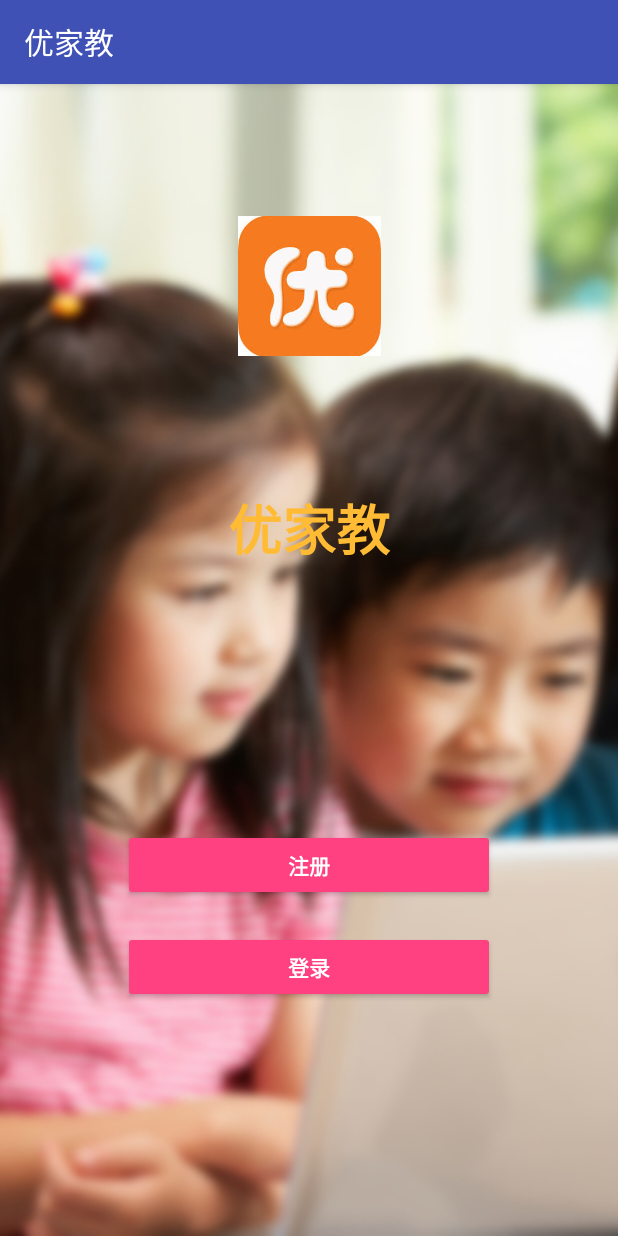
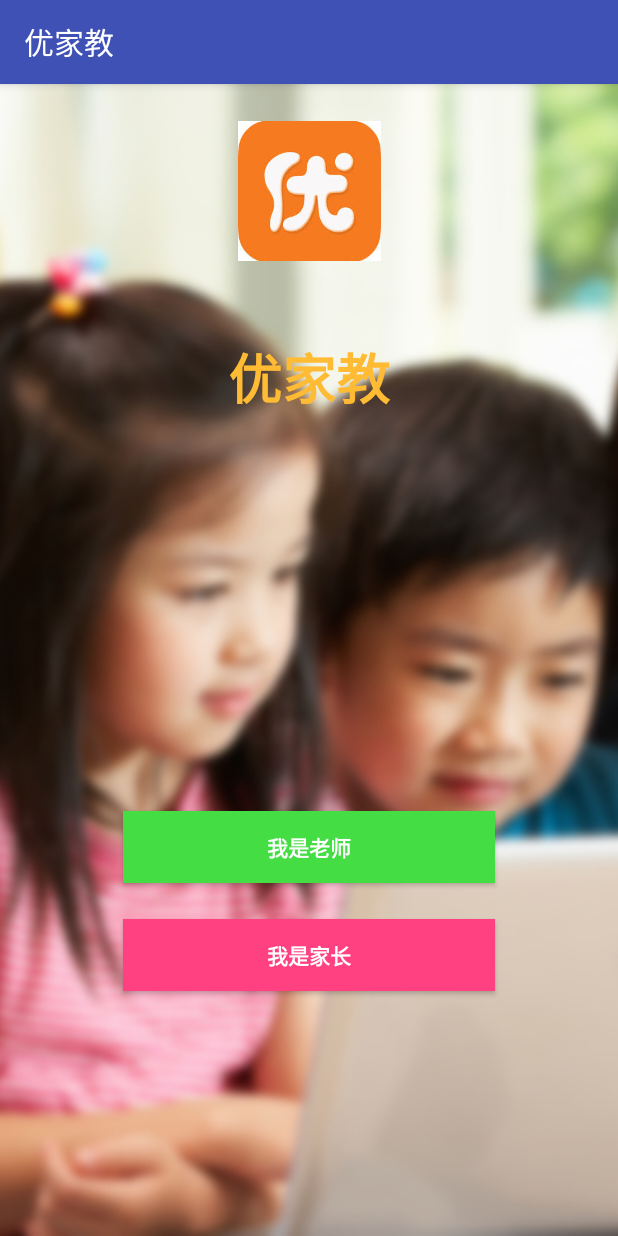
Before and after one commit to dong-jy/FamilyTutorService, an Android app: the screen it shows after launch (MainActivity), on a phone screen of 412 x 824 dp. Run offline under Robolectric (Android 15) with nearby library versions, the phone set to English and light mode, and no system bars.

Commit message:
translate to chinese, route to REG/LOG activity

```diff
--- a/app/src/main/java/com/djy/familyedu/MainActivity.java
+++ b/app/src/main/java/com/djy/familyedu/MainActivity.java
@@ -1,12 +1,10 @@
 package com.djy.familyedu;
 
 import android.content.Intent;
-import android.net.Uri;
 import android.os.Bundle;
 import android.support.v7.app.AppCompatActivity;
 import android.view.View;
 import android.widget.Button;
-import android.widget.Toast;
 
 /**
  * Created by djy-ubuntu16 on 9/23/17.
@@ -18,22 +16,19 @@ public class MainActivity extends AppCompatActivity {
         super.onCreate(savedInstanceState);
         setContentView(R.layout.activity_main);
         // ATTENTION: This was auto-generated to handle app links.
-        Intent appLinkIntent = getIntent();
-        String appLinkAction = appLinkIntent.getAction();
-        Uri appLinkData = appLinkIntent.getData();
 
-        final Button regButton = findViewById(R.id.button_register);
-        regButton.setOnClickListener(new View.OnClickListener(){
+        final Button teacherButton = findViewById(R.id.button_teacher);
+        teacherButton.setOnClickListener(new View.OnClickListener(){
             @Override
             public void onClick(View v) {
-                startActivity(new Intent(MainActivity.this, RegisterActivity.class));
+                startActivity(new Intent(MainActivity.this, RegLogActivity.class));
             }
         });
 
-        final Button loginButton = findViewById(R.id.button_login);
-        loginButton.setOnClickListener(new View.OnClickListener(){
+        final Button parentButton = findViewById(R.id.button_parent);
+        parentButton.setOnClickListener(new View.OnClickListener(){
             public void onClick(View v) {
-                startActivity(new Intent(MainActivity.this, LoginActivity.class));
+                startActivity(new Intent(MainActivity.this, RegLogActivity.class));
             }
         });
     }
--- a/app/src/main/res/layout/activity_main.xml
+++ b/app/src/main/res/layout/activity_main.xml
@@ -64,6 +64,7 @@
         app:layout_constraintLeft_toLeftOf="@+id/leftGuideline"
         app:layout_constraintStart_toStartOf="@+id/leftGuideline"
         app:layout_constraintTop_toTopOf="@+id/bgImg"
+        app:layout_constraintVertical_bias="0.19999999"
         app:srcCompat="@drawable/logo"
         tools:layout_constraintBottom_creator="1"
         tools:layout_constraintLeft_creator="1"
@@ -73,9 +74,7 @@
         android:id="@+id/title"
         android:layout_width="0dp"
         android:layout_height="152dp"
-        android:layout_marginEnd="15dp"
-        android:layout_marginStart="16dp"
-        android:layout_marginTop="181dp"
+        android:layout_marginTop="144dp"
         android:fontFamily="cursive"
         android:shadowColor="@android:color/background_dark"
         android:text="优家教"
@@ -86,24 +85,25 @@
         android:textStyle="normal|bold"
         android:typeface="monospace"
         android:visibility="visible"
-        app:layout_constraintTop_toTopOf="@+id/logoImg"
+        app:layout_constraintHorizontal_bias="1.0"
+        app:layout_constraintLeft_toLeftOf="@+id/leftGuideline"
         app:layout_constraintRight_toLeftOf="@+id/RightGuideline"
- app:layout_constraintLeft_toLeftOf="@+id/leftGuideline" />
+        app:layout_constraintTop_toTopOf="@+id/logoImg" />
 
     <Button
-        android:id="@+id/button_register"
+        android:id="@+id/button_teacher"
         style="@style/Widget.AppCompat.Button.Colored"
         android:layout_width="0dp"
-        android:layout_height="wrap_content"
+        android:layout_height="48dp"
         android:layout_marginEnd="8dp"
         android:layout_marginRight="16dp"
         android:layout_marginStart="8dp"
-        android:layout_marginTop="36dp"
-        android:text="注册"
+        android:layout_marginTop="24dp"
+        android:background="#4d4"
+        android:text="我是老师"
         android:textAlignment="center"
         android:textStyle="bold"
         app:layout_constraintEnd_toStartOf="@+id/RightGuideline"
-        app:layout_constraintHorizontal_bias="0.0"
         app:layout_constraintRight_toLeftOf="@+id/RightGuideline"
         app:layout_constraintStart_toStartOf="@+id/leftGuideline"
         app:layout_constraintTop_toTopOf="@+id/horizontalGuideLine"
@@ -111,21 +111,22 @@
         tools:layout_constraintRight_creator="1" />
 
     <Button
-        android:id="@+id/button_login"
+        android:id="@+id/button_parent"
         style="@style/Widget.AppCompat.Button.Colored"
+        android:background="@color/colorAccent"
         android:layout_width="0dp"
-        android:layout_height="wrap_content"
+        android:layout_height="48dp"
         android:layout_marginEnd="8dp"
         android:layout_marginLeft="16dp"
         android:layout_marginStart="8dp"
-        android:layout_marginTop="20dp"
-        android:text="登录"
+        android:layout_marginTop="24dp"
+        android:text="我是家长"
         android:textAlignment="center"
         android:textStyle="bold"
         app:layout_constraintEnd_toStartOf="@+id/RightGuideline"
         app:layout_constraintLeft_toLeftOf="@+id/leftGuideline"
         app:layout_constraintStart_toStartOf="@+id/leftGuideline"
-        app:layout_constraintTop_toBottomOf="@+id/button_register"
+        app:layout_constraintTop_toBottomOf="@+id/button_teacher"
         tools:layout_constraintLeft_creator="1"
         tools:layout_constraintRight_creator="1" />
 
--- a/app/src/main/res/layout/activity_login.xml
+++ b/app/src/main/res/layout/activity_reg_log.xml
@@ -8,7 +8,7 @@
     android:paddingLeft="@dimen/activity_horizontal_margin"
     android:paddingRight="@dimen/activity_horizontal_margin"
     android:paddingTop="@dimen/activity_vertical_margin"
-    tools:context="com.djy.familyedu.LoginActivity">
+    tools:context="com.djy.familyedu.RegLogActivity">
 
     <!-- Login progress -->
     <ProgressBar
@@ -35,7 +35,7 @@
                 android:layout_height="wrap_content">
 
                 <AutoCompleteTextView
-                    android:id="@+id/phoneNumber"
+                    android:id="@+id/email"
                     android:layout_width="match_parent"
                     android:layout_height="wrap_content"
                     android:hint="@string/prompt_email"
```
Also changed, not shown: app/src/main/AndroidManifest.xml (+3 -13 lines), app/src/main/java/com/djy/familyedu/RegLogActivity.java (renamed from app/src/main/java/com/djy/familyedu/LoginActivity.java, +39 -35 lines), app/src/main/java/com/djy/familyedu/RegisterActivity.java (deleted, +0 -13 lines), app/src/main/res/layout/activity_register.xml (deleted, +0 -40 lines), app/src/main/res/values/strings.xml (+10 -12 lines), app/src/main/res/drawable/beauty_shade.png (deleted), app/src/main/res/drawable/surfer.jpg (deleted), app/src/main/res/learnchineseonline.png (deleted).
